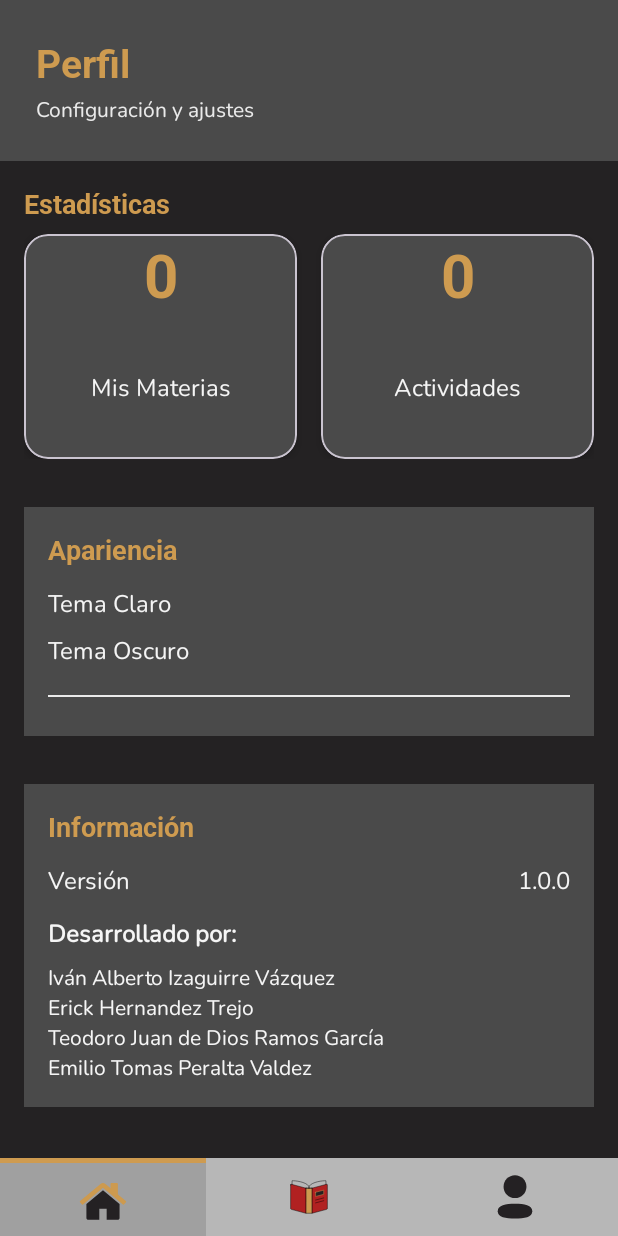
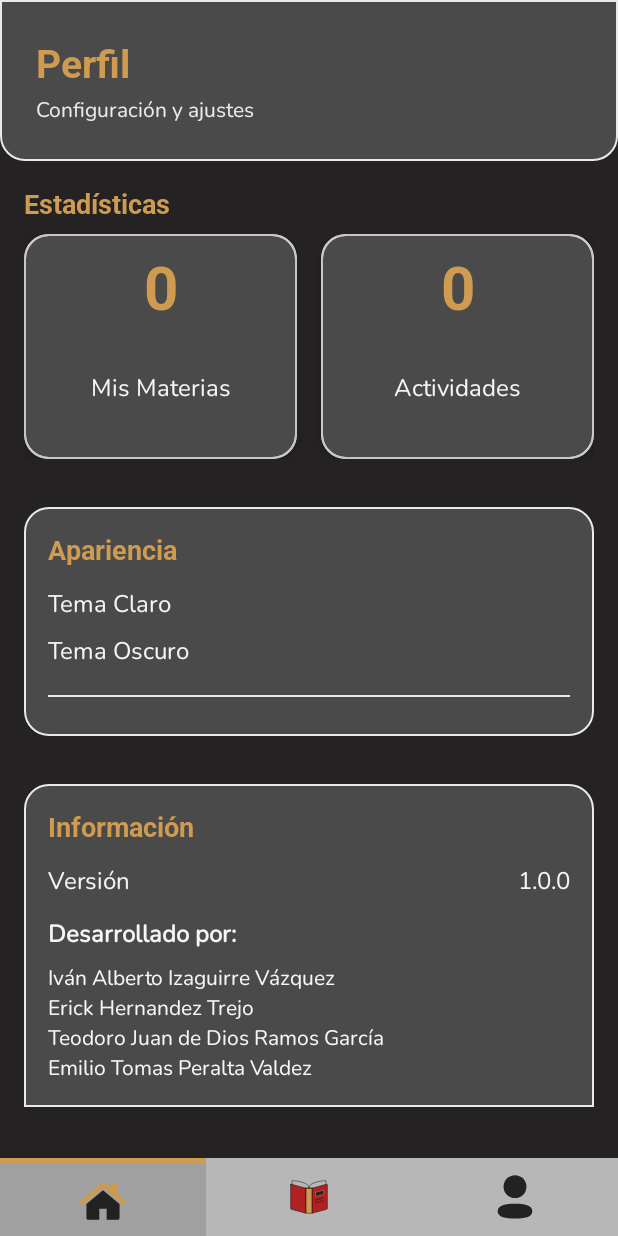
Before and after one commit to IvanIza7/Unibook_DM, an Android app: the fragment PerfilFragment placed in its activity, on a phone screen of 412 x 824 dp. Run offline under Robolectric (Android 15) with nearby library versions, the phone set to English and light mode, and no system bars.

Commit message:
Actividad Perfil

```diff
--- /dev/null
+++ b/app/src/main/res/drawable/rounded_bottom.xml
@@ -0,0 +1,26 @@
+<?xml version="1.0" encoding="utf-8"?>
+<shape xmlns:android="http://schemas.android.com/apk/res/android"
+    android:shape="rectangle">
+
+    <!-- Fondo (ajústalo al color que prefieras) -->
+    <solid android:color="@color/colorNeutralDark" />
+
+    <!-- Bordes redondeados -->
+    <corners android:topLeftRadius="0dp"
+        android:topRightRadius="0dp"
+        android:bottomLeftRadius="16dp"
+        android:bottomRightRadius="16dp" />
+
+    <!-- Opcional: borde sutil -->
+    <stroke
+        android:width="1dp"
+        android:color="@color/colorNeutralLight" />
+
+    <!-- Opcional: padding interno -->
+    <padding
+        android:left="8dp"
+        android:top="8dp"
+        android:right="8dp"
+        android:bottom="8dp" />
+
+</shape>
--- /dev/null
+++ b/app/src/main/res/drawable/rounded_container.xml
@@ -0,0 +1,23 @@
+<?xml version="1.0" encoding="utf-8"?>
+<shape xmlns:android="http://schemas.android.com/apk/res/android"
+    android:shape="rectangle">
+
+    <!-- Fondo (ajústalo al color que prefieras) -->
+    <solid android:color="@color/colorNeutralDark" />
+
+    <!-- Bordes redondeados -->
+    <corners android:radius="16dp" />
+
+    <!-- Opcional: borde sutil -->
+    <stroke
+        android:width="1dp"
+        android:color="@color/colorNeutralLight" />
+
+    <!-- Opcional: padding interno -->
+    <padding
+        android:left="8dp"
+        android:top="8dp"
+        android:right="8dp"
+        android:bottom="8dp" />
+
+</shape>
--- /dev/null
+++ b/app/src/main/res/drawable/rounded_top.xml
@@ -0,0 +1,26 @@
+<?xml version="1.0" encoding="utf-8"?>
+<shape xmlns:android="http://schemas.android.com/apk/res/android"
+    android:shape="rectangle">
+
+    <!-- Fondo (ajústalo al color que prefieras) -->
+    <solid android:color="@color/colorNeutralDark" />
+
+    <!-- Bordes redondeados -->
+    <corners android:topLeftRadius="16dp"
+        android:topRightRadius="16dp"
+        android:bottomLeftRadius="0dp"
+        android:bottomRightRadius="0dp" />
+
+    <!-- Opcional: borde sutil -->
+    <stroke
+        android:width="1dp"
+        android:color="@color/colorNeutralLight" />
+
+    <!-- Opcional: padding interno -->
+    <padding
+        android:left="8dp"
+        android:top="8dp"
+        android:right="8dp"
+        android:bottom="8dp" />
+
+</shape>
--- a/app/src/main/res/layout/fragment_perfil.xml
+++ b/app/src/main/res/layout/fragment_perfil.xml
@@ -28,9 +28,9 @@
                 android:id="@+id/topContainer"
                 android:layout_width="match_parent"
                 android:layout_height="wrap_content"
-                android:background="@color/colorNeutralDark"
-                android:padding="24dp"
-                android:orientation="vertical">
+                android:background="@drawable/rounded_bottom"
+                android:orientation="vertical"
+                android:padding="24dp">
 
                 <TextView
                     android:id="@+id/txtPerfil"
@@ -87,8 +87,10 @@
                     app:cardBackgroundColor="@color/colorNeutralDark">
 
                     <androidx.constraintlayout.widget.ConstraintLayout
+                        android:id="@+id/containerMaterias"
                         android:layout_width="match_parent"
-                        android:layout_height="match_parent">
+                        android:layout_height="match_parent"
+                        android:background="@drawable/rounded_container">
 
                         <TextView
                             android:id="@+id/tvMateriasCount"
@@ -130,8 +132,10 @@
                     app:cardBackgroundColor="@color/colorNeutralDark">
 
                     <androidx.constraintlayout.widget.ConstraintLayout
+                        android:id="@+id/containerActividades"
                         android:layout_width="match_parent"
-                        android:layout_height="match_parent">
+                        android:layout_height="match_parent"
+                        android:background="@drawable/rounded_container">
 
                         <TextView
                             android:id="@+id/tvActividadesCount"
@@ -164,10 +168,11 @@
 
             <!-- Apariencia -->
             <LinearLayout
+                android:id="@+id/containerApariencia"
                 android:layout_width="match_parent"
                 android:layout_height="wrap_content"
                 android:orientation="vertical"
-                android:background="@color/colorNeutralDark"
+                android:background="@drawable/rounded_container"
                 android:padding="16dp"
                 android:layout_margin="16dp">
 
@@ -211,12 +216,13 @@
 
             <!-- Información -->
             <LinearLayout
+                android:id="@+id/containerInformacion"
                 android:layout_width="match_parent"
                 android:layout_height="wrap_content"
+                android:layout_margin="16dp"
+                android:background="@drawable/rounded_top"
                 android:orientation="vertical"
-                android:background="@color/colorNeutralDark"
-                android:padding="16dp"
-                android:layout_margin="16dp">
+                android:padding="16dp">
 
                 <TextView
                     android:layout_width="wrap_content"
@@ -229,9 +235,9 @@
                     android:textStyle="bold" />
 
                 <LinearLayout
-                    android:orientation="horizontal"
                     android:layout_width="match_parent"
-                    android:layout_height="wrap_content">
+                    android:layout_height="wrap_content"
+                    android:orientation="horizontal">
 
                     <TextView
                         android:layout_width="0dp"
@@ -246,10 +252,10 @@
                         android:id="@+id/txtVersion"
                         android:layout_width="wrap_content"
                         android:layout_height="wrap_content"
+                        android:fontFamily="@font/nunito_regular"
                         android:text="1.0.0"
                         android:textColor="@color/colorTextOnDark"
-                        android:textSize="16sp"
-                        android:fontFamily="@font/nunito_regular" />
+                        android:textSize="16sp" />
                 </LinearLayout>
 
                 <TextView
```
